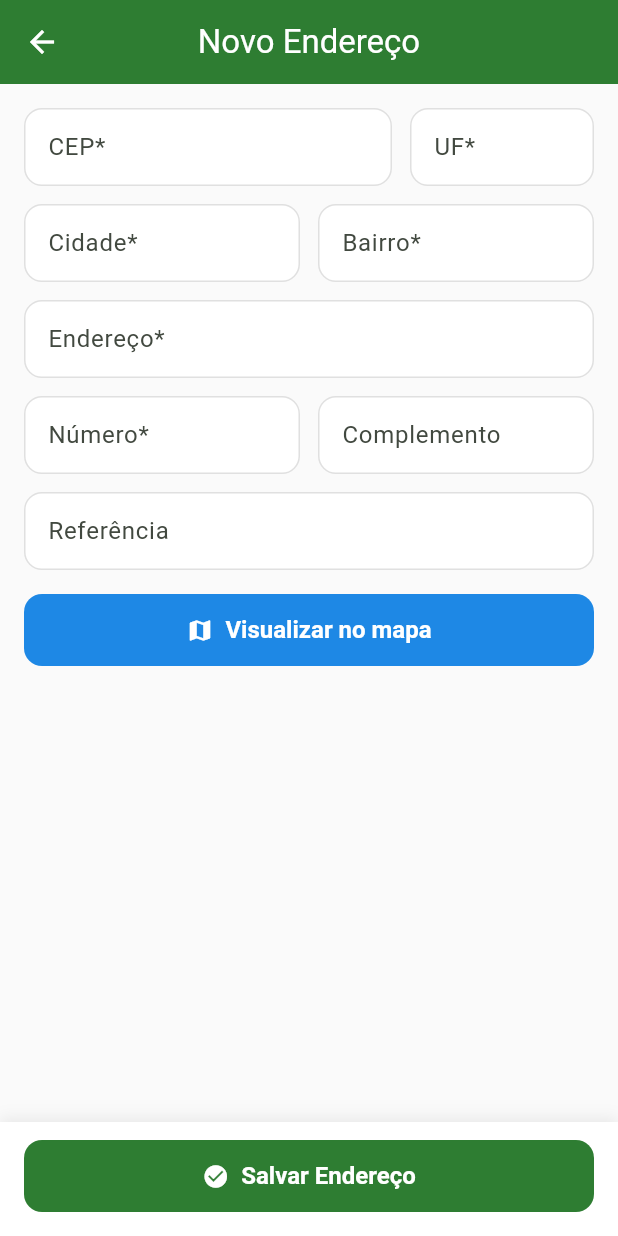
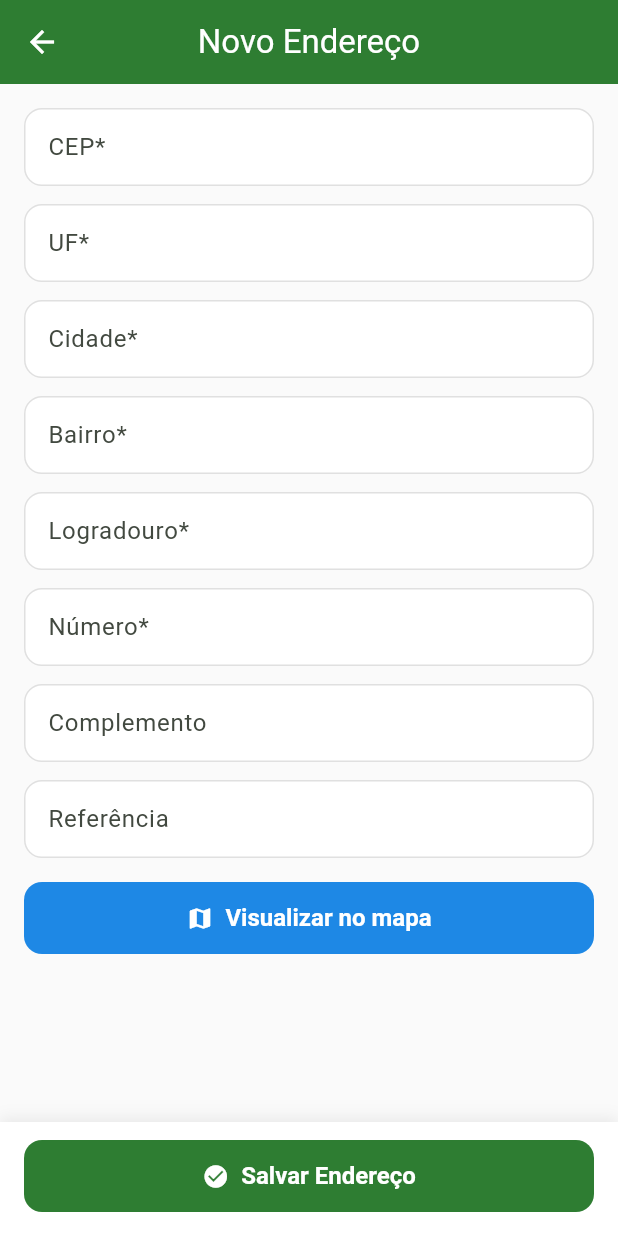
Before and after one commit to reds1gn4l/DSI-Grupo1, a Flutter app: the AddressFormPage screen opened directly, on a phone screen of 412 x 824 dp. Run offline on Flutter 3.47's test engine with Material 3 defaults, Android fonts, the phone set to English and light mode, and no system bars; our stand-ins replace cloud_firestore, dio, firebase_core, flutter_map, geocoding, image_picker and 2 more; accounts and stored records are empty.

Commit message:
refactor: alteração no tamanho dos campos de endereços.

```diff
--- a/smartgreen/lib/screens/address_form_page.dart
+++ b/smartgreen/lib/screens/address_form_page.dart
@@ -158,9 +158,9 @@ class _AddressFormPageState extends State<AddressFormPage> {
 
   String? _validateStreet(String? v) {
     final s = (v ?? '').trim();
-    if (s.isEmpty) return 'Informe o endereço';
+    if (s.isEmpty) return 'Informe o logradouro';
     if (!RegExp(r"^[A-Za-zÀ-ÿ0-9 .,'-]{3,}$").hasMatch(s)) {
-      return 'Endereço inválido';
+      return 'Logradouro inválido';
     }
     return null;
   }
@@ -381,11 +381,7 @@ class _AddressFormPageState extends State<AddressFormPage> {
                   key: _formKey,
                   child: ListView(
                     children: [
-                      Row(
-                        children: [
-                          Expanded(
-                            flex: 2,
-                            child: TextFormField(
+                      TextFormField(
                         controller: cepController,
                         maxLength: 9,
                         keyboardType: TextInputType.number,
@@ -410,8 +406,7 @@ class _AddressFormPageState extends State<AddressFormPage> {
                           if (d.length <= 8) {
                             if (d.length >= 6) {
                               cepController.value = TextEditingValue(
-                                      text:
-                                          '${d.substring(0, 5)}-${d.substring(5)}',
+                                text: '${d.substring(0, 5)}-${d.substring(5)}',
                                 selection: TextSelection.collapsed(
                                   offset: d.length + 1,
                                 ),
@@ -427,10 +422,8 @@ class _AddressFormPageState extends State<AddressFormPage> {
                           }
                         },
                       ),
-                          ),
-                          const SizedBox(width: 12),
-                          Expanded(
-                            child: TextFormField(
+                      const SizedBox(height: 12),
+                      TextFormField(
                         controller: stateController,
                         maxLength: 2,
                         textCapitalization: TextCapitalization.characters,
@@ -438,60 +431,39 @@ class _AddressFormPageState extends State<AddressFormPage> {
                         decoration: _inputDecoration('UF*'),
                         validator: _validateUF,
                       ),
-                          ),
-                        ],
-                      ),
                       const SizedBox(height: 12),
-                      Row(
-                        children: [
-                          Expanded(
-                            child: TextFormField(
+                      TextFormField(
                         controller: cityController,
                         maxLength: 40,
                         decoration: _inputDecoration('Cidade*'),
-                              validator:
-                                  (v) => _validateCidadeBairro(v, 'Cidade'),
+                        validator: (v) => _validateCidadeBairro(v, 'Cidade'),
                       ),
-                          ),
-                          const SizedBox(width: 12),
-                          Expanded(
-                            child: TextFormField(
+                      const SizedBox(height: 12),
+                      TextFormField(
                         controller: neighborhoodController,
                         maxLength: 40,
                         decoration: _inputDecoration('Bairro*'),
-                              validator:
-                                  (v) => _validateCidadeBairro(v, 'Bairro'),
-                            ),
-                          ),
-                        ],
+                        validator: (v) => _validateCidadeBairro(v, 'Bairro'),
                       ),
                       const SizedBox(height: 12),
                       TextFormField(
                         controller: streetController,
                         maxLength: 60,
-                        decoration: _inputDecoration('Endereço*'),
+                        decoration: _inputDecoration('Logradouro*'),
                         validator: _validateStreet,
                       ),
                       const SizedBox(height: 12),
-                      Row(
-                        children: [
-                          Expanded(
-                            child: TextFormField(
+                      TextFormField(
                         controller: numberController,
                         maxLength: 6,
                         decoration: _inputDecoration('Número*'),
                         validator: _validateNumber,
                       ),
-                          ),
-                          const SizedBox(width: 12),
-                          Expanded(
-                            child: TextFormField(
+                      const SizedBox(height: 12),
+                      TextFormField(
                         controller: complementController,
                         maxLength: 60,
                         decoration: _inputDecoration('Complemento'),
-                            ),
-                          ),
-                        ],
                       ),
                       const SizedBox(height: 12),
                       TextFormField(
```
Also changed, not shown: smartgreen/lib/screens/map_page.dart (+13 -68 lines). Lines whose indentation alone changed are shown as unchanged.
